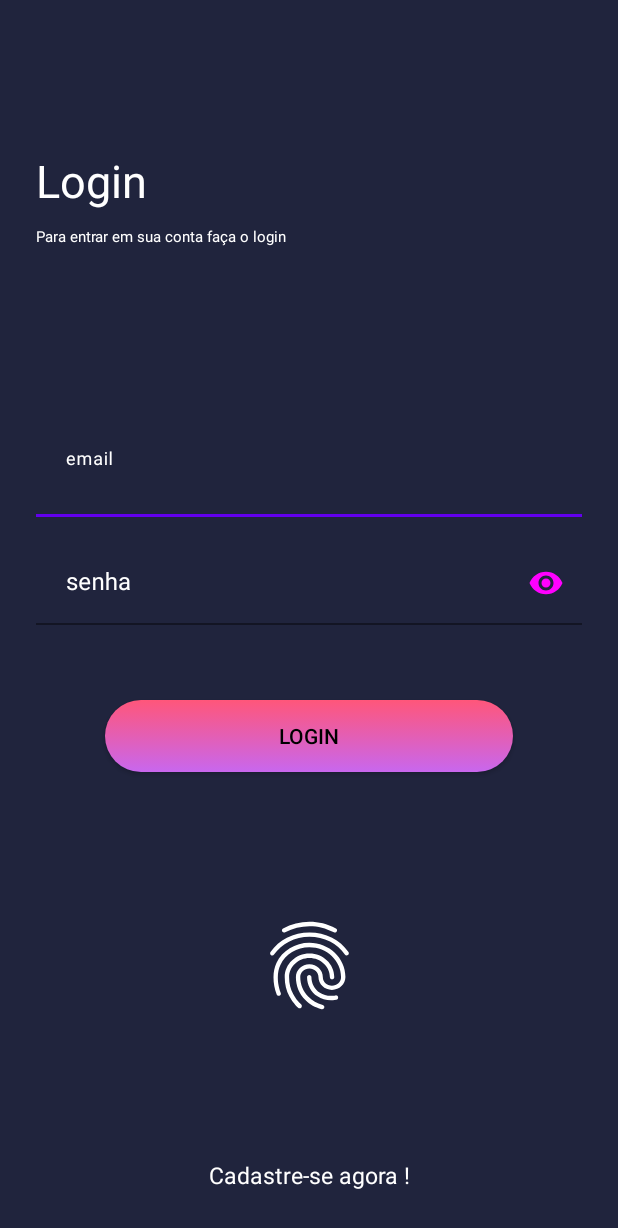
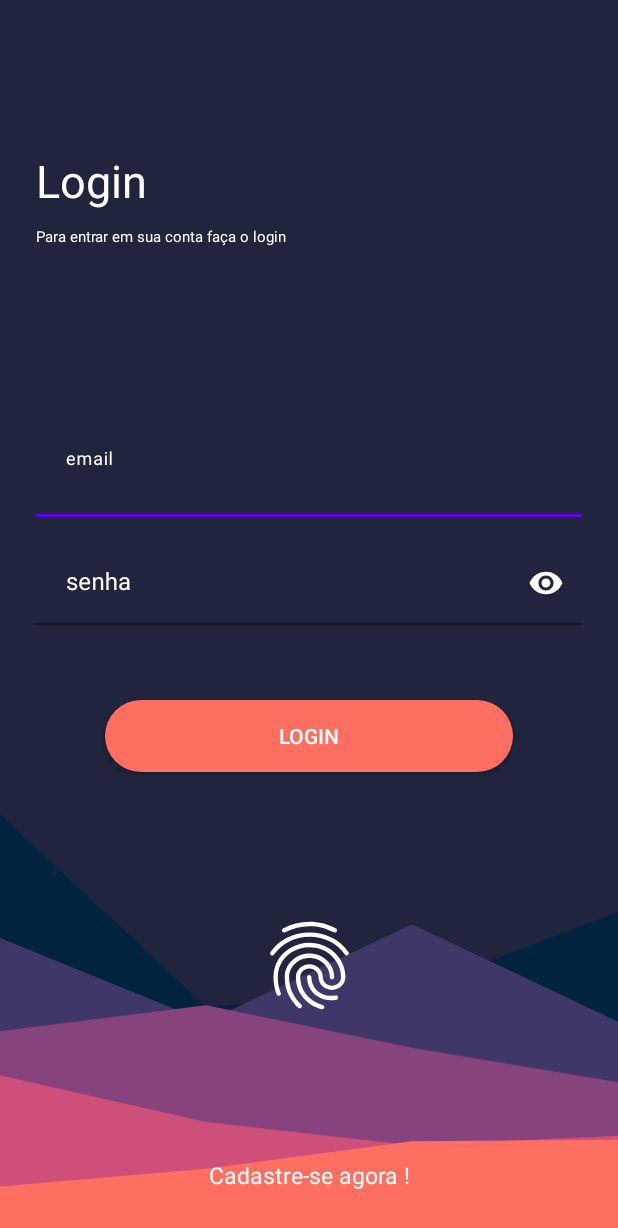
Before and after one commit to Kauane-SP/everis_cartoes, an Android app: the screen it shows after launch (MainActivity), on a phone screen of 412 x 824 dp. Shown: the top 1228 px of the screen. Run offline under Robolectric (Android 15) with nearby library versions, the phone set to English and light mode, and no system bars; our stand-ins replace Firebase (no records; nobody signed in at launch, a user with empty details on screens opened directly).

Commit message:
Inserir background nas telas

```diff
--- /dev/null
+++ b/app/src/main/res/drawable/ic_background_login.xml
@@ -0,0 +1,24 @@
+<vector xmlns:android="http://schemas.android.com/apk/res/android"
+    android:width="450dp"
+    android:height="900dp"
+    android:viewportWidth="450"
+    android:viewportHeight="900">
+  <path
+      android:pathData="M0,0h450v900h-450z"
+      android:fillColor="#20243d"/>
+  <path
+      android:pathData="M0,593L150,733L300,721L450,664L450,901L300,901L150,901L0,901Z"
+      android:fillColor="#002440"/>
+  <path
+      android:pathData="M0,683L150,744L300,673L450,744L450,901L300,901L150,901L0,901Z"
+      android:fillColor="#3f3768"/>
+  <path
+      android:pathData="M0,751L150,732L300,763L450,788L450,901L300,901L150,901L0,901Z"
+      android:fillColor="#87437d"/>
+  <path
+      android:pathData="M0,783L150,817L300,834L450,827L450,901L300,901L150,901L0,901Z"
+      android:fillColor="#cd4f7a"/>
+  <path
+      android:pathData="M0,864L150,851L300,831L450,830L450,901L300,901L150,901L0,901Z"
+      android:fillColor="#ff6f61"/>
+</vector>
--- a/app/src/main/res/drawable/shape_background_login.xml
+++ b/app/src/main/res/drawable/shape_background_login.xml
@@ -5,11 +5,7 @@
             <corners
                 android:radius="@dimen/_24sp"
                 />
-            <gradient
-                android:angle="90"
-                android:endColor="#ff567a"
-                android:startColor="#c867ee"
-                android:type="linear"/>
+            <solid  android:color="#FF6F61"  />
         </shape>
     </item>
 </selector>
--- a/app/src/main/res/layout/activity_main.xml
+++ b/app/src/main/res/layout/activity_main.xml
@@ -8,14 +8,14 @@
 
     <androidx.fragment.app.FragmentContainerView
         android:id="@+id/content_main"
+        android:name="androidx.navigation.fragment.NavHostFragment"
         android:layout_width="match_parent"
         android:layout_height="match_parent"
-        android:name="androidx.navigation.fragment.NavHostFragment"
         app:defaultNavHost="true"
-        app:navGraph="@navigation/navigation_instance"
+        app:layout_constraintBottom_toBottomOf="parent"
+        app:layout_constraintEnd_toEndOf="parent"
         app:layout_constraintStart_toStartOf="parent"
-        app:layout_constraintEnd_toEndOf="parent"
         app:layout_constraintTop_toTopOf="parent"
-        app:layout_constraintBottom_toBottomOf="parent"/>
+        app:navGraph="@navigation/navigation_instance" />
 
 </androidx.constraintlayout.widget.ConstraintLayout>
--- a/app/src/main/res/layout/fragment_home.xml
+++ b/app/src/main/res/layout/fragment_home.xml
@@ -4,7 +4,7 @@
     xmlns:tools="http://schemas.android.com/tools"
     android:layout_width="match_parent"
     android:layout_height="match_parent"
-    android:background="#2a324e"
+    android:background="#20243d"
     tools:context=".fragments.Home">
 
     <androidx.recyclerview.widget.RecyclerView
--- a/app/src/main/res/layout/fragment_login.xml
+++ b/app/src/main/res/layout/fragment_login.xml
@@ -6,43 +6,42 @@
     android:layout_width="match_parent"
     android:layout_height="match_parent"
     android:layout_gravity="center_vertical"
-    android:background="#20243d"
+    android:background="@drawable/ic_background_login"
     tools:context=".fragments.Login">
 
     <androidx.appcompat.widget.AppCompatTextView
         android:id="@+id/tv_title_login"
+        android:layout_width="match_parent"
+        android:layout_height="wrap_content"
+        android:layout_marginStart="@dimen/_24sp"
+        android:layout_marginTop="@dimen/_100sp"
         android:text="Login"
         android:textColor="@color/white"
-        android:layout_marginTop="@dimen/_100sp"
-        android:layout_marginStart="@dimen/_24sp"
         android:textSize="30sp"
-        android:layout_width="match_parent"
-        android:layout_height="wrap_content"
-        app:layout_constraintTop_toTopOf="parent"
         app:layout_constraintBottom_toTopOf="@id/tv_sub_title_login"
         app:layout_constraintEnd_toEndOf="parent"
-        app:layout_constraintStart_toStartOf="parent"/>
+        app:layout_constraintStart_toStartOf="parent"
+        app:layout_constraintTop_toTopOf="parent" />
 
     <androidx.appcompat.widget.AppCompatTextView
         android:id="@+id/tv_sub_title_login"
         android:layout_width="match_parent"
         android:layout_height="wrap_content"
-        android:textSize="10sp"
-        android:textColor="@color/white"
         android:layout_marginStart="@dimen/_24sp"
         android:layout_marginTop="@dimen/_10sp"
         android:text="Para entrar em sua conta faça o login"
-        app:layout_constraintTop_toBottomOf="@id/tv_title_login"
+        android:textColor="@color/white"
+        android:textSize="10sp"
         app:layout_constraintEnd_toEndOf="parent"
         app:layout_constraintStart_toStartOf="parent"
-        />
+        app:layout_constraintTop_toBottomOf="@id/tv_title_login" />
 
     <com.google.android.material.textfield.TextInputLayout
         android:id="@+id/layout_ed_text_email_login"
         android:layout_width="match_parent"
         android:layout_height="wrap_content"
+        android:layout_marginTop="@dimen/_100sp"
         android:textColorHint="@color/white"
-            android:layout_marginTop="@dimen/_100sp"
         app:hintTextColor="@color/white"
         app:layout_constraintEnd_toEndOf="parent"
         app:layout_constraintStart_toStartOf="parent"
@@ -74,7 +73,7 @@
         app:layout_constraintStart_toStartOf="parent"
         app:layout_constraintTop_toBottomOf="@id/layout_ed_text_email_login"
         app:passwordToggleEnabled="true"
-            app:passwordToggleTint="@drawable/shape_background_login">
+        app:passwordToggleTint="@color/white">
 
         <androidx.appcompat.widget.AppCompatEditText
             android:id="@+id/ed_text_register_login"
@@ -103,7 +102,7 @@
         android:layout_marginEnd="@dimen/_70sp"
         android:background="@drawable/shape_background_login"
         android:text="login"
-            android:textColor="@color/black"
+        android:textColor="@color/white"
         app:layout_constraintEnd_toEndOf="parent"
         app:layout_constraintStart_toStartOf="parent"
         app:layout_constraintTop_toBottomOf="@id/layout_ed_text_register_login" />
--- a/app/src/main/res/values-night/themes.xml
+++ b/app/src/main/res/values-night/themes.xml
@@ -3,7 +3,7 @@
     <style name="Theme.CartoesEveris" parent="Theme.MaterialComponents.DayNight.NoActionBar">
         <!-- Primary brand color. -->
         <item name="colorPrimary">@color/purple_200</item>
-        <item name="colorPrimaryVariant">@color/purple_700</item>
+        <item name="colorPrimaryVariant">@color/blue</item>
         <item name="colorOnPrimary">@color/black</item>
         <!-- Secondary brand color. -->
         <item name="colorSecondary">@color/teal_200</item>
--- a/app/src/main/res/values/colors.xml
+++ b/app/src/main/res/values/colors.xml
@@ -7,4 +7,5 @@
     <color name="teal_700">#FF018786</color>
     <color name="black">#FF000000</color>
     <color name="white">#FFFFFFFF</color>
+    <color name="blue">#20243d</color>
 </resources>
--- a/app/src/main/res/values/themes.xml
+++ b/app/src/main/res/values/themes.xml
@@ -3,7 +3,7 @@
     <style name="Theme.CartoesEveris" parent="Theme.MaterialComponents.DayNight.NoActionBar">
         <!-- Primary brand color. -->
         <item name="colorPrimary">@color/purple_500</item>
-        <item name="colorPrimaryVariant">@color/purple_700</item>
+        <item name="colorPrimaryVariant">@color/blue</item>
         <item name="colorOnPrimary">@color/white</item>
         <!-- Secondary brand color. -->
         <item name="colorSecondary">@color/teal_200</item>
```
Also changed, not shown: app/src/main/res/drawable/ic_curva.xml (deleted, +0 -10 lines), app/src/main/res/drawable/ic_curva_opaca.xml (deleted, +0 -10 lines), app/src/main/res/drawable/shape_button_login.xml (deleted, +0 -13 lines), app/src/main/res/drawable/shape_cartao.xml (deleted, +0 -15 lines), app/src/main/res/drawable/shape_content_login.xml (deleted, +0 -18 lines), app/src/main/res/drawable/shape_text_login.xml (deleted, +0 -16 lines), app/src/main/res/layout/activity_splach_screen.xml (+3 -5 lines), app/src/main/res/drawable/logo_cartoes.png (deleted). Lines whose indentation alone changed are shown as unchanged.
